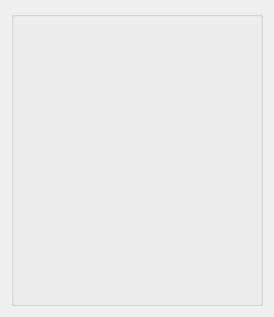
First picture: the form in illuMap.ui, repository aeinrw/LIME, before the edit.
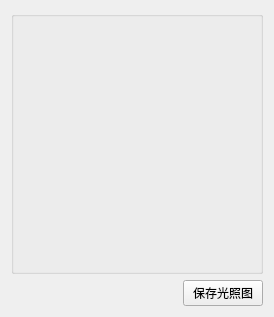
Second picture: the form after the edit. Icons and pictures are not drawn.

Patch:
```diff
--- a/illuMap.ui
+++ b/illuMap.ui
@@ -13,7 +13,11 @@
   <property name="windowTitle">
    <string>光照图</string>
   </property>
-  <layout class="QHBoxLayout" name="horizontalLayout">
+  <property name="windowIcon">
+   <iconset>
+    <normaloff>resource/image/denoise.png</normaloff>resource/image/denoise.png</iconset>
+  </property>
+  <layout class="QVBoxLayout" name="verticalLayout">
    <item>
     <widget class="QGroupBox" name="groupBox">
      <property name="title">
@@ -21,6 +25,30 @@
      </property>
     </widget>
    </item>
+   <item>
+    <layout class="QHBoxLayout" name="horizontalLayout">
+     <item>
+      <spacer name="horizontalSpacer">
+       <property name="orientation">
+        <enum>Qt::Horizontal</enum>
+       </property>
+       <property name="sizeHint" stdset="0">
+        <size>
+         <width>40</width>
+         <height>20</height>
+        </size>
+       </property>
+      </spacer>
+     </item>
+     <item>
+      <widget class="QPushButton" name="saveIlluMapBtn">
+       <property name="text">
+        <string>保存光照图</string>
+       </property>
+      </widget>
+     </item>
+    </layout>
+   </item>
   </layout>
  </widget>
  <resources/>
```
